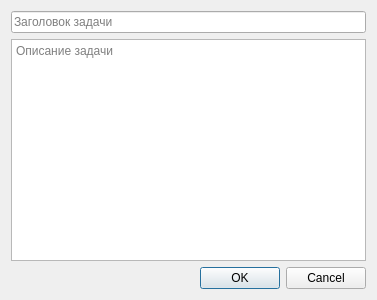
The window that src/task_dialog.ui (te1ny/todo) describes before a commit, drawn with Qt 5.
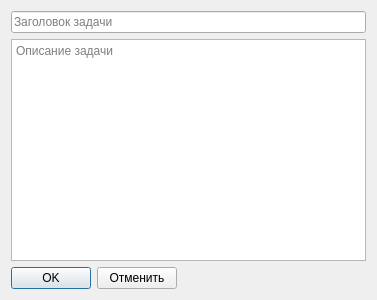
The same window after the commit.

Diff of the .ui file:
```diff
--- a/src/task_dialog.ui
+++ b/src/task_dialog.ui
@@ -26,11 +26,35 @@
     </widget>
    </item>
    <item>
-    <widget class="QDialogButtonBox" name="buttonBox">
-     <property name="standardButtons">
-      <set>QDialogButtonBox::StandardButton::Cancel|QDialogButtonBox::StandardButton::Ok</set>
-     </property>
-    </widget>
+    <layout class="QHBoxLayout" name="buttonLayout">
+     <item>
+      <widget class="QPushButton" name="okButton">
+       <property name="text">
+        <string>OK</string>
+       </property>
+      </widget>
+     </item>
+     <item>
+      <widget class="QPushButton" name="rejectButton">
+       <property name="text">
+        <string>Отменить</string>
+       </property>
+      </widget>
+     </item>
+     <item>
+      <spacer name="horizontalSpacer">
+       <property name="orientation">
+        <enum>Qt::Orientation::Horizontal</enum>
+       </property>
+       <property name="sizeHint" stdset="0">
+        <size>
+         <width>40</width>
+         <height>20</height>
+        </size>
+       </property>
+      </spacer>
+     </item>
+    </layout>
    </item>
   </layout>
  </widget>
```
